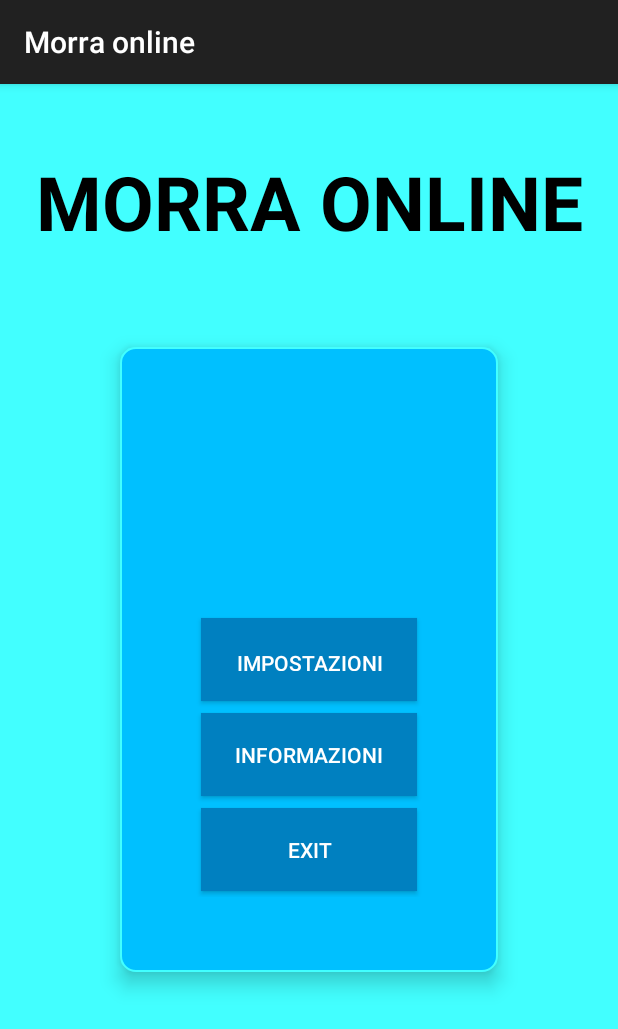
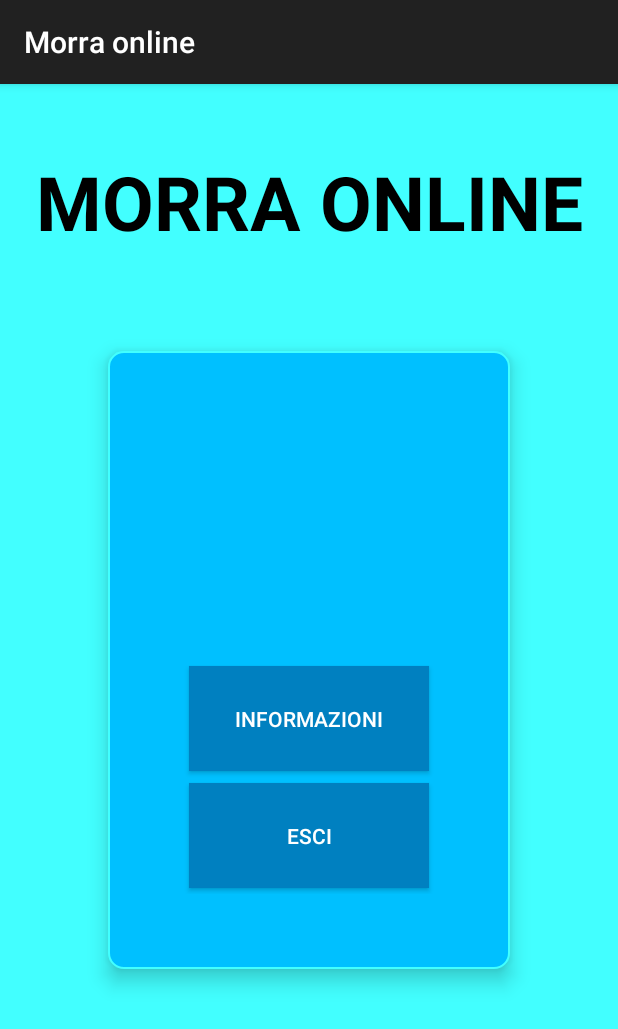
Before and after one commit to BiagioeCarmine/Morra_online_app, an Android app: the fragment Home shown on its own in the app's theme, on a phone screen of 412 x 824 dp. Shown: the top 1029 px of the screen. Run offline under Robolectric (Android 15) with nearby library versions, the light colour scheme and no system bars; 1 statement that could not run was skipped.

Commit message:
Tradotte le parole da inglese a italiano + commentata la parte riguardante i settings

```diff
--- a/app/src/main/java/com/carminezacc/morra/Home.java
+++ b/app/src/main/java/com/carminezacc/morra/Home.java
@@ -63,7 +63,7 @@ public class Home extends Fragment {
     public void onViewCreated(@NonNull View view, Bundle savedInstanceState) {
 
         super.onViewCreated(view, savedInstanceState);
-        settingsButton = view.findViewById(R.id.settingsButton);
+        //settingsButton = view.findViewById(R.id.settingsButton);
         recordsButton = view.findViewById(R.id.recordsButton);
         aboutButton = view.findViewById(R.id.aboutButton);
         playButton = view.findViewById(R.id.playButton);
@@ -83,7 +83,9 @@ public class Home extends Fragment {
             NavHostFragment.findNavController(Home.this)
                     .navigate(R.id.goToLoginfromHome);
         }
-        else{
+        else{/*
+        TODO: lascio commentata questa parte perchè ancora non sappiamo bene come implementare la schermata settings... WORK IN PROGRESS
+
             settingsButton.setOnClickListener(new View.OnClickListener() {
                 @Override
                 public void onClick(View view) {
@@ -91,7 +93,7 @@ public class Home extends Fragment {
                             .navigate(R.id.goToSettings);
                 }
             });
-
+*/
             recordsButton.setOnClickListener(new View.OnClickListener() {
                 @Override
                 public void onClick(View view) {
--- a/app/src/main/java/com/carminezacc/morra/MatchMakingScreen.java
+++ b/app/src/main/java/com/carminezacc/morra/MatchMakingScreen.java
@@ -130,7 +130,7 @@ public class MatchMakingScreen extends Fragment {
                 }
             });
         else {
-            userIdText.setText("User ID: " + SessionSingleton.getInstance().getUserId());
+            userIdText.setText("ID Utente: " + SessionSingleton.getInstance().getUserId());
             Matchmaking.addToPrivateQueue(Objects.requireNonNull(MatchMakingScreen.this.getContext()).getApplicationContext(), new QueueStatusHandler() {
                 @Override
                 public void handleMatchCreation(int matchId) {
--- a/app/src/main/res/layout/fragment_settings.xml
+++ b/app/src/main/res/layout/fragment_settings.xml
@@ -1,4 +1,8 @@
 <?xml version="1.0" encoding="utf-8"?>
+<!--
+TODO: per ora lascio questo fragment vuoto da completare in futuro quando si deciderà sul da farsi
+WORK IN PROGRESS
+-->
 <LinearLayout xmlns:android="http://schemas.android.com/apk/res/android"
     xmlns:tools="http://schemas.android.com/tools"
     android:layout_width="match_parent"
--- a/app/src/main/res/layout/home.xml
+++ b/app/src/main/res/layout/home.xml
@@ -25,26 +25,26 @@
 
         <Button
             android:id="@+id/playButton"
-            android:layout_width="144dp"
-            android:layout_height="55dp"
+            android:layout_width="160dp"
+            android:layout_height="70dp"
             android:layout_gravity="center"
             android:layout_margin="4dp"
             android:background="#0080c0"
             android:padding="10dp"
-            android:text="PLAY"
+            android:text="GIOCA"
             android:textColor="@android:color/white" />
 
         <Button
             android:id="@+id/recordsButton"
-            android:layout_width="144dp"
-            android:layout_height="55dp"
+            android:layout_width="160dp"
+            android:layout_height="70dp"
             android:layout_gravity="center"
             android:background="#0080c0"
             android:layout_margin="4dp"
             android:padding="20dp"
-            android:text="Records"
+            android:text="Risultati"
             android:textColor="@android:color/white" />
-
+<!--
         <Button
             android:id="@+id/settingsButton"
             android:layout_width="144dp"
@@ -55,16 +55,16 @@
             android:padding="20dp"
             android:text="Impostazioni"
             android:textColor="@android:color/white" />
-
+-->
         <Button
             android:id="@+id/aboutButton"
             android:background="#0080c0"
             android:layout_gravity="center"
             android:textColor="@android:color/white"
-            android:layout_width="144dp"
+            android:layout_width="160dp"
             android:layout_margin="4dp"
             android:padding="10dp"
-            android:layout_height="55dp"
+            android:layout_height="70dp"
             android:text="INFORMAZIONI" />
 
         <Button
@@ -72,11 +72,11 @@
             android:background="#0080c0"
             android:layout_gravity="center"
             android:textColor="@android:color/white"
-            android:layout_width="144dp"
+            android:layout_width="160dp"
             android:layout_margin="4dp"
             android:padding="10dp"
-            android:layout_height="55dp"
-            android:text="Exit" />
+            android:layout_height="70dp"
+            android:text="ESCI" />
 
 
 
--- a/app/src/main/res/layout/match_screen.xml
+++ b/app/src/main/res/layout/match_screen.xml
@@ -46,7 +46,7 @@
             android:layout_width="0dp"
             android:layout_height="25dp"
             android:textColor="#000"
-            android:text="avversario"
+            android:text="Avversario"
             android:gravity="right"
             android:textSize="18sp" />
     </LinearLayout>
--- a/app/src/main/res/layout/sign_up.xml
+++ b/app/src/main/res/layout/sign_up.xml
@@ -12,7 +12,7 @@
         android:layout_height="wrap_content"
         android:layout_marginTop="116dp"
         android:gravity="center"
-        android:text="Sign Up"
+        android:text="Registrati"
         android:textColor="#0080c0"
         android:textSize="40sp"
         android:textStyle="bold"
--- a/app/src/main/res/values/strings.xml
+++ b/app/src/main/res/values/strings.xml
@@ -9,7 +9,7 @@
     <string name="hello_first_fragment">Hello first fragment</string>
     <string name="hello_second_fragment">Hello second fragment. Arg: %1$s</string>
     <string name="about_text">
-        La schermata \"Play\" contiene illustrazioni (le mani) estratte dal logo utilizzato per promuovere il Campionato Regionale di Morra organizzato dall\'ASD \"Giochiamo Insieme la Morra\" a Sant\'Ilario di Atella (PZ).
+        La schermata \"Gioca\" contiene illustrazioni (le mani) estratte dal logo utilizzato per promuovere il Campionato Regionale di Morra organizzato dall\'ASD \"Giochiamo Insieme la Morra\" a Sant\'Ilario di Atella (PZ).
     </string>
     <string name="dialog_user_deleted_title">Il tuo account è stato eliminato</string>
     <string name="dialog_user_deleted_message">Dovrai eseguire di nuovo la registrazione, e stavolta comportati bene, oppure ci arrabbiamo!</string>
```
